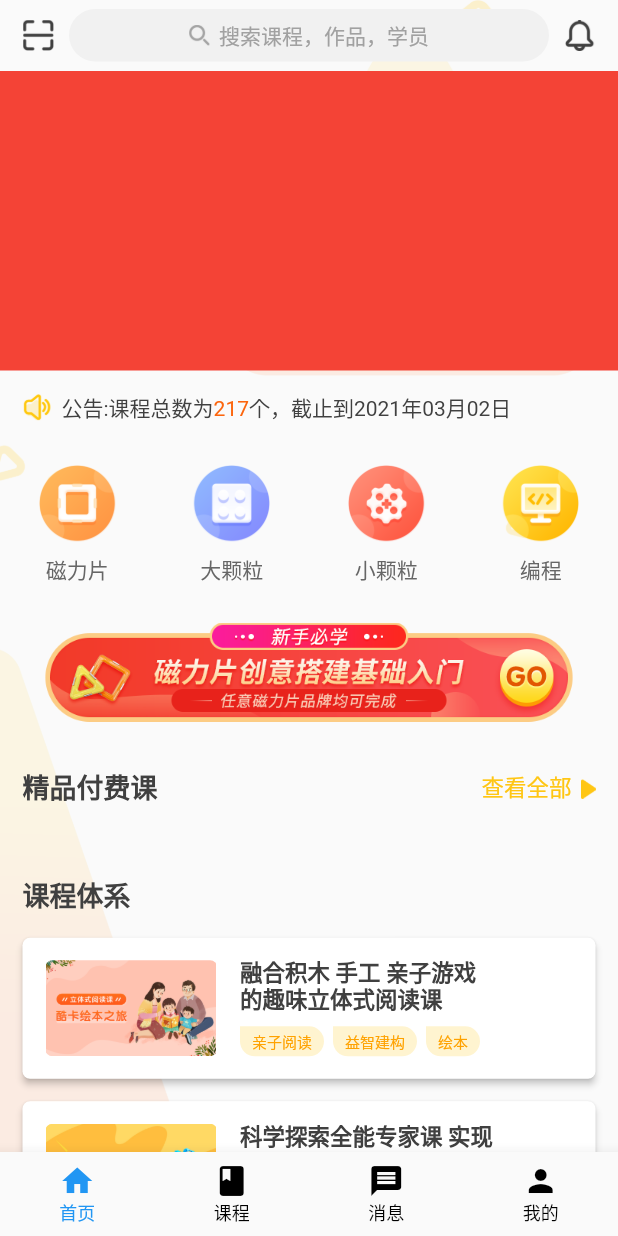
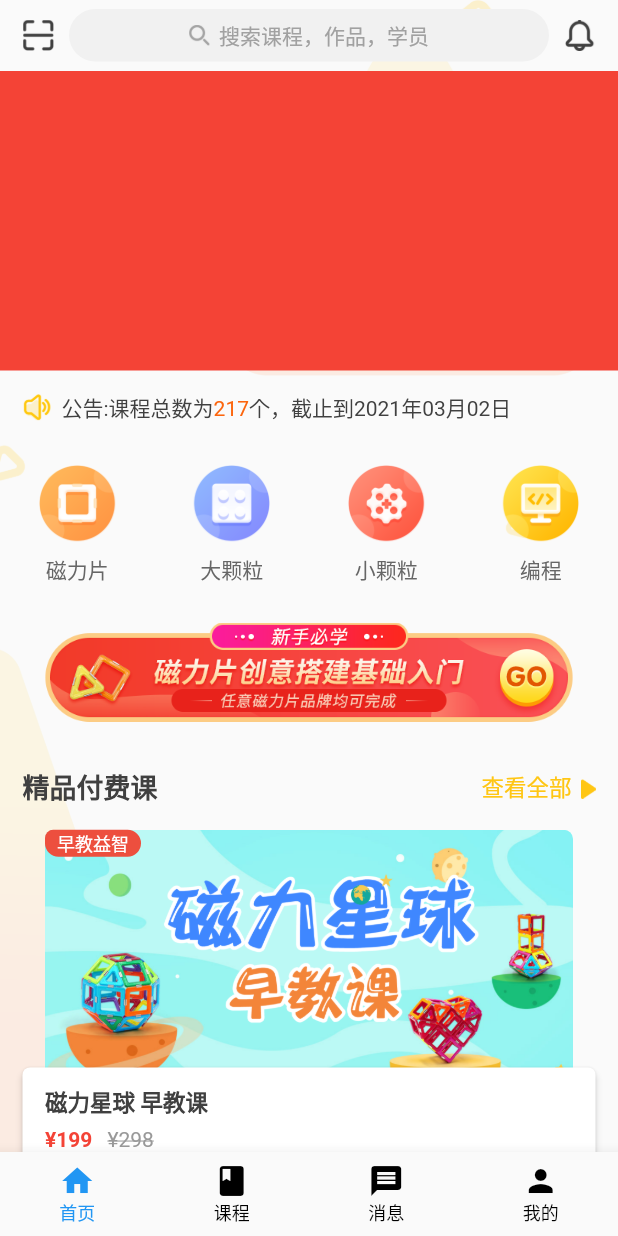
Before and after one commit to suzhonxia/flutter_demo, a Flutter app: the screen it shows after launch, on a phone screen of 412 x 824 dp. Run offline on Flutter 3.47's test engine with Material 2 defaults, Android fonts, the light colour scheme and no system bars; our stand-ins replace date_format, flutter_easyrefresh.

Commit message:
Modify #付费课UI完成

```diff
--- a/lib/page/homePage.dart
+++ b/lib/page/homePage.dart
@@ -123,7 +123,8 @@ class _HomePageState extends State<HomePage> {
             TextSpan(text: more),
             WidgetSpan(
               alignment: PlaceholderAlignment.middle,
-              child: Container(margin: EdgeInsets.only(left: 6), child: Image.asset(R.assetsImgIconHomeMore, width: 10)),
+              child:
+                  Container(margin: EdgeInsets.only(left: 6), child: Image.asset(R.assetsImgIconHomeMore, width: 10)),
             ),
           ],
         )),
@@ -232,9 +233,90 @@ class _HomePageState extends State<HomePage> {
   }
 
   Widget _createPremium() {
+    var item = (int index, String title, String label, String cover, String salePrice, String originalPrice) {
+      return Container(
+        margin: EdgeInsets.only(top: index == 0 ? 0 : 15, left: 15, right: 15),
+        child: Stack(
+          children: [
+            Container(
+              margin: EdgeInsets.symmetric(horizontal: 15),
+              child: ClipRRect(
+                borderRadius: const BorderRadius.only(topLeft: Radius.circular(6), topRight: Radius.circular(6)),
+                child: Image.asset(cover, width: double.infinity),
+              ),
+            ),
+            Container(
+              height: 18,
+              margin: const EdgeInsets.only(left: 15),
+              padding: const EdgeInsets.symmetric(horizontal: 8),
+              decoration: BoxDecoration(
+                color: Color(0xFFED4F3E),
+                borderRadius: const BorderRadius.only(
+                  topLeft: Radius.circular(6),
+                  topRight: Radius.circular(10),
+                  bottomLeft: Radius.circular(10),
+                  bottomRight: Radius.circular(10),
+                ),
+              ),
+              child: Text(label, style: TextStyle(fontSize: 12, color: Colors.white)),
+            ),
+            Card(
+              elevation: 2,
+              color: Colors.white,
+              margin: EdgeInsets.only(top: (ScreenSize.getScreenWidth(context) - 60) * 0.45),
+              shape: const RoundedRectangleBorder(borderRadius: BorderRadius.all(Radius.circular(5))),
+              child: Container(
+                width: double.infinity,
+                alignment: Alignment.topLeft,
+                padding: EdgeInsets.symmetric(horizontal: 15, vertical: 12),
+                child: Column(
+                  children: [
+                    Container(
+                      width: double.infinity,
+                      child: Text(
+                        title,
+                        maxLines: 2,
+                        overflow: TextOverflow.ellipsis,
+                        style: TextStyle(fontSize: 15, color: Color(0xFF404040), fontWeight: FontWeight.bold),
+                      ),
+                    ),
+                    Container(
+                      width: double.infinity,
+                      margin: EdgeInsets.only(top: 6),
+                      child: Text.rich(TextSpan(
+                        children: [
+                          TextSpan(
+                              text: salePrice,
+                              style: TextStyle(
+                                color: Colors.red,
+                                fontSize: 14,
+                                fontWeight: FontWeight.bold,
+                              )),
+                          WidgetSpan(child: Container(width: 10)),
+                          TextSpan(
+                              text: originalPrice,
+                              style: TextStyle(
+                                fontSize: 14,
+                                color: Color(0xFF999999),
+                                decoration: TextDecoration.lineThrough,
+                              )),
+                        ],
+                      )),
+                    ),
+                  ],
+                ),
+              ),
+            )
+          ],
+        ),
+      );
+    };
+
     return Column(
       children: [
         _createTitleBar("精品付费课", "查看全部"),
+        item(0, "磁力星球 早教课", "早教益智", R.assetsImgImgHomePremium1, "¥199", "¥298"),
+        item(1, "大颗粒创意机械课 探索机械结构原理", "创意机械", R.assetsImgImgHomePremium2, "¥297", "¥699"),
       ],
     );
   }
```
